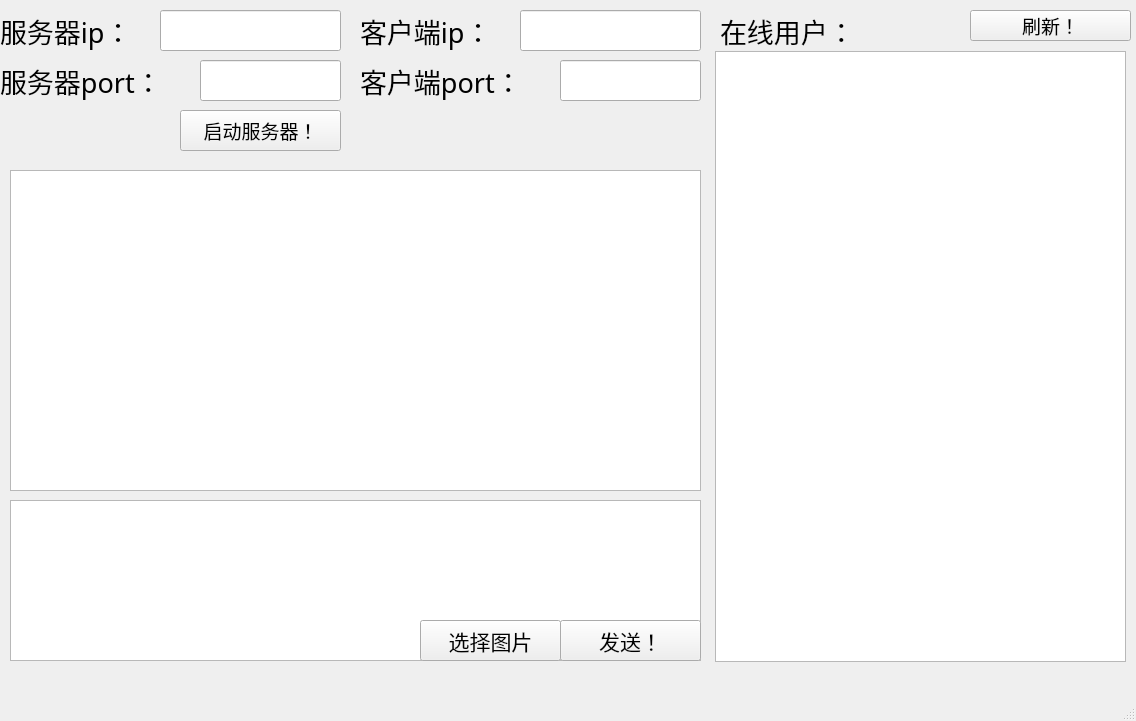
This is Server/server/mainwindow.ui in C1009919253/Talk_Together_TCP as Qt 5 draws it before an edit. The edited form follows.
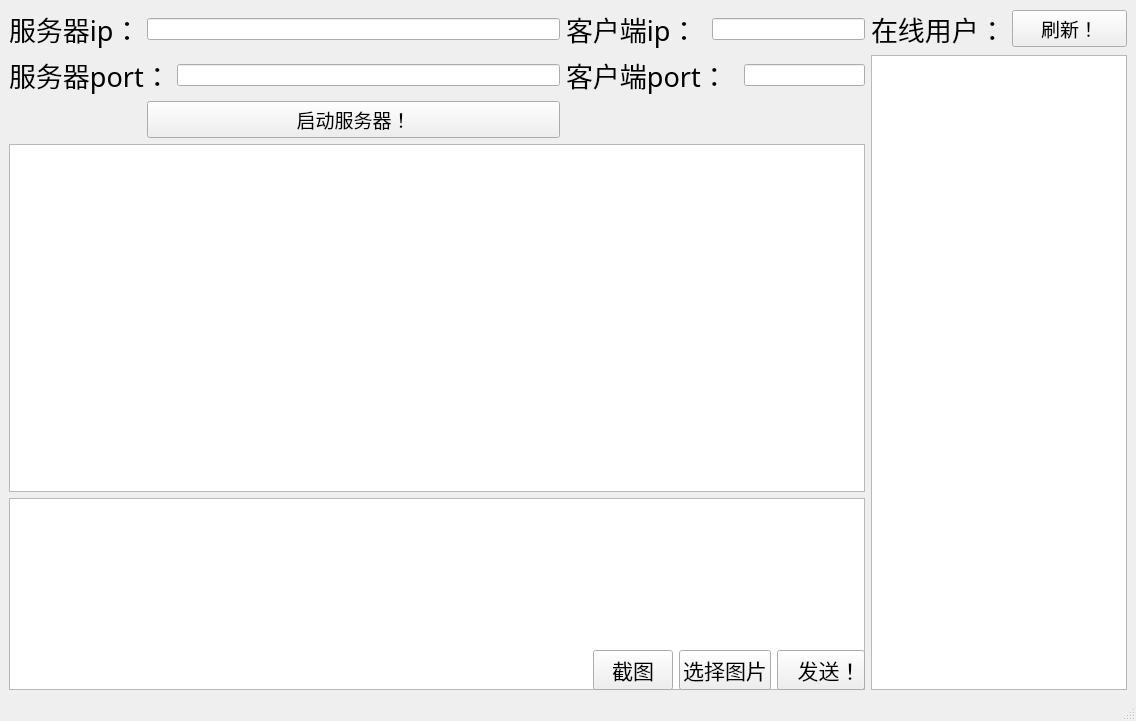
This is the edited form.

```diff
--- a/Server/server/mainwindow.ui
+++ b/Server/server/mainwindow.ui
@@ -14,15 +14,9 @@
    <string>MainWindow</string>
   </property>
   <widget class="QWidget" name="centralwidget">
+   <layout class="QGridLayout" name="gridLayout_4">
+    <item row="0" column="0">
    <widget class="QLabel" name="text_serverip">
-    <property name="geometry">
-     <rect>
-      <x>0</x>
-      <y>10</y>
-      <width>171</width>
-      <height>41</height>
-     </rect>
-    </property>
     <property name="font">
      <font>
       <family>楷体</family>
@@ -33,15 +27,12 @@
      <string>服务器ip：</string>
     </property>
    </widget>
+    </item>
+    <item row="0" column="1" colspan="2">
+     <widget class="QLineEdit" name="serverip"/>
+    </item>
+    <item row="0" column="3" colspan="3">
    <widget class="QLabel" name="text_clientip">
-    <property name="geometry">
-     <rect>
-      <x>360</x>
-      <y>10</y>
-      <width>171</width>
-      <height>41</height>
-     </rect>
-    </property>
     <property name="font">
      <font>
       <family>楷体</family>
@@ -52,15 +43,38 @@
      <string>客户端ip：</string>
     </property>
    </widget>
+    </item>
+    <item row="0" column="6" colspan="3">
+     <widget class="QLineEdit" name="clientip"/>
+    </item>
+    <item row="0" column="9">
+     <widget class="QLabel" name="usersonline">
+      <property name="font">
+       <font>
+        <family>楷体</family>
+        <pointsize>20</pointsize>
+       </font>
+      </property>
+      <property name="text">
+       <string>在线用户：</string>
+      </property>
+     </widget>
+    </item>
+    <item row="0" column="10">
+     <widget class="QPushButton" name="freshen">
+      <property name="font">
+       <font>
+        <family>楷体</family>
+        <pointsize>14</pointsize>
+       </font>
+      </property>
+      <property name="text">
+       <string>刷新！</string>
+      </property>
+     </widget>
+    </item>
+    <item row="1" column="0" colspan="2">
    <widget class="QLabel" name="text_serverport">
-    <property name="geometry">
-     <rect>
-      <x>0</x>
-      <y>60</y>
-      <width>191</width>
-      <height>41</height>
-     </rect>
-    </property>
     <property name="font">
      <font>
       <family>楷体</family>
@@ -71,15 +85,12 @@
      <string>服务器port：</string>
     </property>
    </widget>
+    </item>
+    <item row="1" column="2">
+     <widget class="QLineEdit" name="serverport"/>
+    </item>
+    <item row="1" column="3" colspan="4">
    <widget class="QLabel" name="text_clientport">
-    <property name="geometry">
-     <rect>
-      <x>360</x>
-      <y>60</y>
-      <width>191</width>
-      <height>41</height>
-     </rect>
-    </property>
     <property name="font">
      <font>
       <family>楷体</family>
@@ -90,145 +101,19 @@
      <string>客户端port：</string>
     </property>
    </widget>
-   <widget class="QLineEdit" name="serverip">
-    <property name="geometry">
-     <rect>
-      <x>160</x>
-      <y>10</y>
-      <width>181</width>
-      <height>41</height>
-     </rect>
-    </property>
-   </widget>
-   <widget class="QLineEdit" name="clientip">
-    <property name="geometry">
-     <rect>
-      <x>520</x>
-      <y>10</y>
-      <width>181</width>
-      <height>41</height>
-     </rect>
-    </property>
-   </widget>
-   <widget class="QLineEdit" name="serverport">
-    <property name="geometry">
-     <rect>
-      <x>200</x>
-      <y>60</y>
-      <width>141</width>
-      <height>41</height>
-     </rect>
-    </property>
-   </widget>
-   <widget class="QLineEdit" name="clientport">
-    <property name="geometry">
-     <rect>
-      <x>560</x>
-      <y>60</y>
-      <width>141</width>
-      <height>41</height>
-     </rect>
-    </property>
-   </widget>
-   <widget class="QPushButton" name="connect">
-    <property name="geometry">
-     <rect>
-      <x>180</x>
-      <y>110</y>
-      <width>161</width>
-      <height>41</height>
-     </rect>
-    </property>
-    <property name="font">
-     <font>
-      <family>楷体</family>
-      <pointsize>14</pointsize>
-     </font>
-    </property>
-    <property name="text">
-     <string>启动服务器！</string>
-    </property>
-   </widget>
-   <widget class="QPushButton" name="send">
-    <property name="geometry">
-     <rect>
-      <x>560</x>
-      <y>620</y>
-      <width>141</width>
-      <height>41</height>
-     </rect>
-    </property>
-    <property name="font">
-     <font>
-      <family>楷体</family>
-      <pointsize>16</pointsize>
-     </font>
-    </property>
-    <property name="text">
-     <string>发送！</string>
-    </property>
-   </widget>
-   <widget class="QTextBrowser" name="information">
-    <property name="geometry">
-     <rect>
-      <x>10</x>
-      <y>170</y>
-      <width>691</width>
-      <height>321</height>
-     </rect>
-    </property>
-   </widget>
-   <widget class="QTextEdit" name="message">
-    <property name="geometry">
-     <rect>
-      <x>10</x>
-      <y>500</y>
-      <width>691</width>
-      <height>161</height>
-     </rect>
-    </property>
-   </widget>
-   <widget class="QLabel" name="usersonline">
-    <property name="geometry">
-     <rect>
-      <x>720</x>
-      <y>10</y>
-      <width>171</width>
-      <height>41</height>
-     </rect>
-    </property>
-    <property name="font">
-     <font>
-      <family>楷体</family>
-      <pointsize>20</pointsize>
-     </font>
-    </property>
-    <property name="text">
-     <string>在线用户：</string>
-    </property>
-   </widget>
+    </item>
+    <item row="1" column="7" colspan="2">
+     <widget class="QLineEdit" name="clientport"/>
+    </item>
+    <item row="1" column="9" rowspan="5" colspan="2">
    <widget class="QListWidget" name="clientlist">
-    <property name="geometry">
-     <rect>
-      <x>715</x>
-      <y>51</y>
-      <width>411</width>
-      <height>611</height>
-     </rect>
-    </property>
     <property name="contextMenuPolicy">
      <enum>Qt::CustomContextMenu</enum>
     </property>
    </widget>
-   <widget class="QPushButton" name="freshen">
-    <property name="geometry">
-     <rect>
-      <x>970</x>
-      <y>10</y>
-      <width>161</width>
-      <height>31</height>
-     </rect>
-    </property>
+    </item>
+    <item row="2" column="1" colspan="2">
+     <widget class="QPushButton" name="connect">
     <property name="font">
      <font>
       <family>楷体</family>
@@ -236,18 +121,31 @@
      </font>
     </property>
     <property name="text">
-     <string>刷新！</string>
-    </property>
-   </widget>
+       <string>启动服务器！</string>
+      </property>
+     </widget>
+    </item>
+    <item row="3" column="0" colspan="9">
+     <widget class="QTextBrowser" name="information"/>
+    </item>
+    <item row="4" column="0" rowspan="2" colspan="9">
+     <widget class="QTextEdit" name="message"/>
+    </item>
+    <item row="5" column="4">
+     <widget class="QPushButton" name="screenshot">
+      <property name="font">
+       <font>
+        <family>楷体</family>
+        <pointsize>16</pointsize>
+       </font>
+      </property>
+      <property name="text">
+       <string>截图</string>
+      </property>
+     </widget>
+    </item>
+    <item row="5" column="5" colspan="3">
    <widget class="QPushButton" name="select_image">
-    <property name="geometry">
-     <rect>
-      <x>420</x>
-      <y>620</y>
-      <width>141</width>
-      <height>41</height>
-     </rect>
-    </property>
     <property name="font">
      <font>
       <family>楷体</family>
@@ -258,6 +156,21 @@
      <string>选择图片</string>
     </property>
    </widget>
+    </item>
+    <item row="5" column="8">
+     <widget class="QPushButton" name="send">
+      <property name="font">
+       <font>
+        <family>楷体</family>
+        <pointsize>16</pointsize>
+       </font>
+      </property>
+      <property name="text">
+       <string>   发送！</string>
+      </property>
+     </widget>
+    </item>
+   </layout>
    <zorder>message</zorder>
    <zorder>text_serverip</zorder>
    <zorder>text_clientip</zorder>
```
Left out of the diff: 1 changed line with no effect on the pictures. Lines whose indentation alone changed are shown as unchanged.
